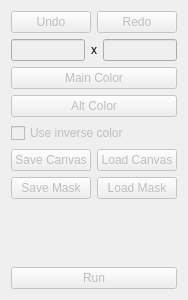
Qt form forms/sidebar.ui (kuzmoyev/DZO) before a commit.
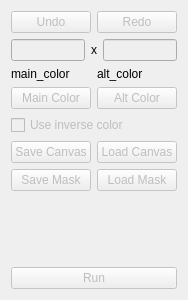
The same form after that commit.

Commit message: Set canvas size from sidebar (Beta)

The edit to the form file:
```diff
--- a/forms/sidebar.ui
+++ b/forms/sidebar.ui
@@ -81,6 +81,32 @@
       </layout>
      </item>
      <item>
+      <layout class="QHBoxLayout" name="horizontalLayout_6">
+       <item>
+        <widget class="QLabel" name="mainColorLabel">
+         <property name="minimumSize">
+          <size>
+           <width>0</width>
+           <height>0</height>
+          </size>
+         </property>
+         <property name="text">
+          <string>main_color</string>
+         </property>
+        </widget>
+       </item>
+       <item>
+        <widget class="QLabel" name="altColorLabel">
+         <property name="text">
+          <string>alt_color</string>
+         </property>
+        </widget>
+       </item>
+      </layout>
+     </item>
+     <item>
+      <layout class="QHBoxLayout" name="horizontalLayout_5">
+       <item>
       <widget class="QPushButton" name="mainColorBtn">
        <property name="enabled">
         <bool>false</bool>
@@ -99,6 +125,8 @@
         <string>Alt Color</string>
        </property>
       </widget>
+       </item>
+      </layout>
      </item>
      <item>
       <widget class="QCheckBox" name="invertColorCBox">
```
Lines whose indentation alone changed are shown as unchanged. The commit also changes 5 other files.
